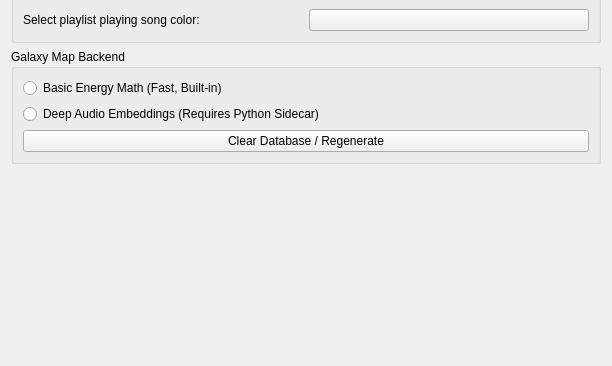
joshuachen6/strawberry, file src/settings/appearancesettingspage.ui: the form before one commit; both pictures show x 0 to 612 and y 820 to 1186 of the 612 by 1186 pixel window.
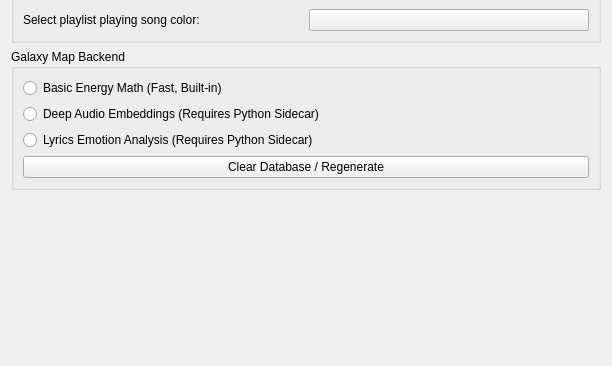
The form after the commit.

Commit message: Lyric analysis

What changed in the file:
```diff
--- a/src/settings/appearancesettingspage.ui
+++ b/src/settings/appearancesettingspage.ui
@@ -605,6 +605,13 @@
          </property>
         </widget>
        </item>
+       <item>
+        <widget class="QRadioButton" name="backend_lyrics_emotion">
+         <property name="text">
+          <string>Lyrics Emotion Analysis (Requires Python Sidecar)</string>
+         </property>
+        </widget>
+       </item>
        <item>
         <widget class="QPushButton" name="button_clear_galaxy_db">
          <property name="text">
```
The commit also changes 10 other files.
